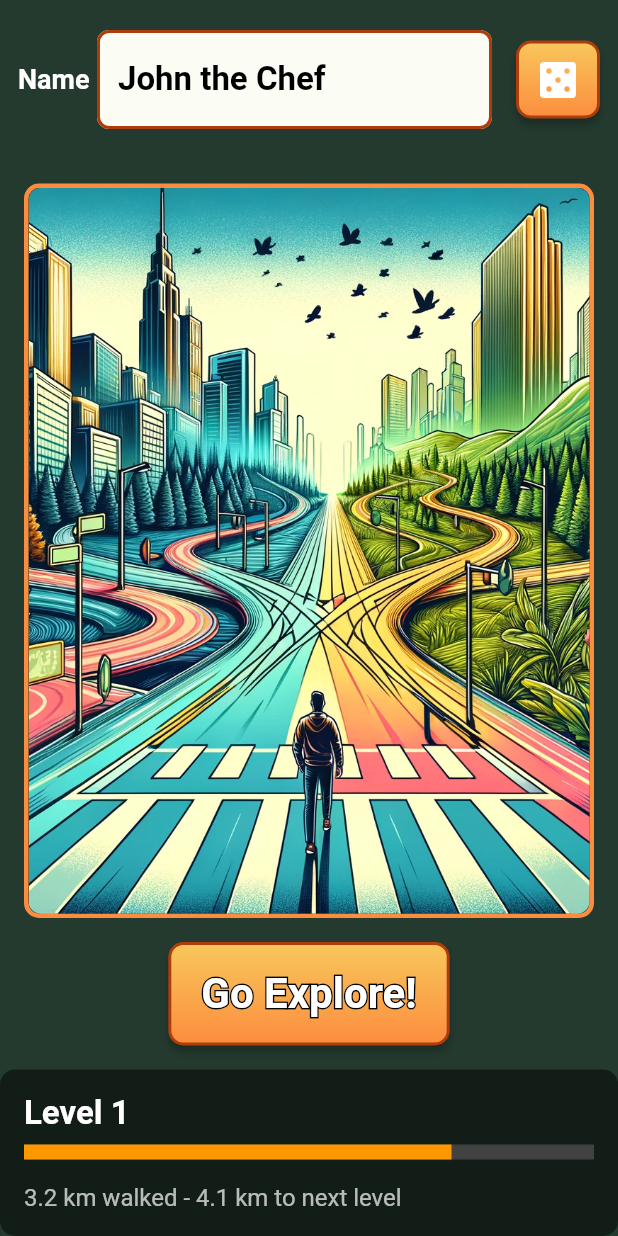
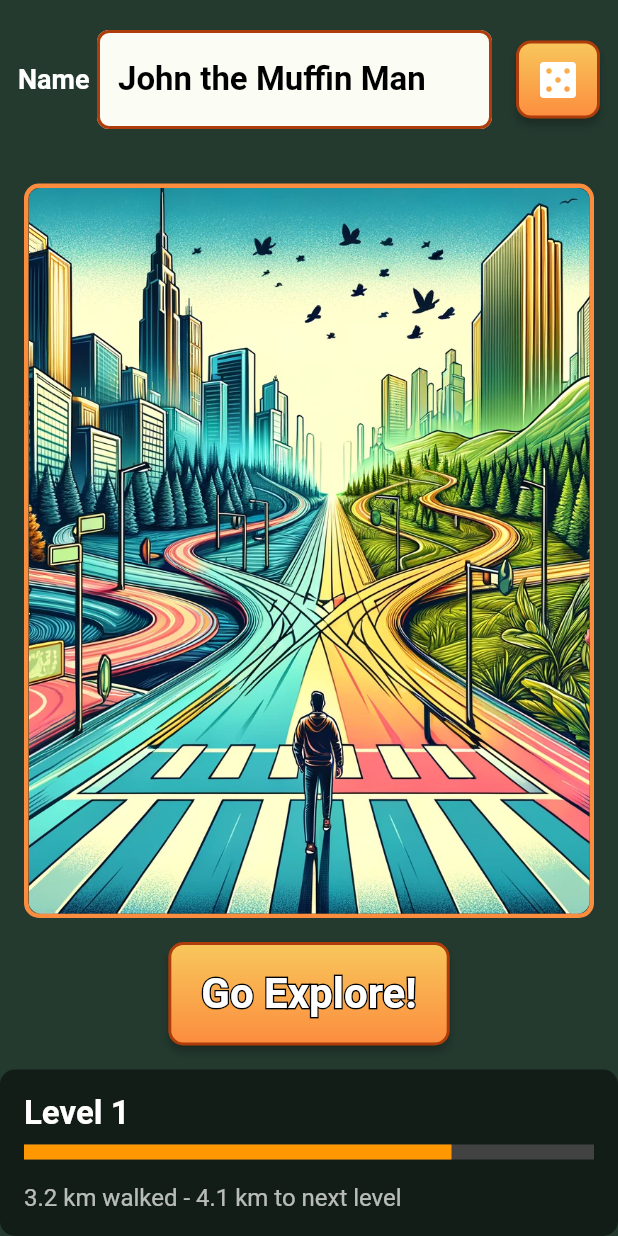
Before and after one commit to HealthyMindTech/walkie-talkie, a Flutter app: the HomePage screen opened by its route, on a phone screen of 412 x 824 dp. Run offline on Flutter 3.47's test engine with Material 2 defaults, Android fonts, the phone set to English and light mode, and no system bars; drawn by our look-alikes of stroke_text; our stand-ins replace flutter_map, geolocator, google_fonts, just_audio, latlong2, supabase_flutter and 2 more; accounts and stored records are empty.

Commit message:
Add muffin men

```diff
--- a/flutter/lib/screens/home_page.dart
+++ b/flutter/lib/screens/home_page.dart
@@ -12,7 +12,7 @@ class HomePage extends StatefulWidget {
 
 class _HomePageState extends State<HomePage> {
   final TextEditingController _nameController =
-      TextEditingController(text: 'John the Chef');
+      TextEditingController(text: 'John the Muffin Man');
   final TextEditingController _classController = TextEditingController();
   final TextEditingController _descriptionController = TextEditingController();
 
@@ -202,7 +202,7 @@ class CustomInput extends StatelessWidget {
                 filled: true,
                 fillColor: const Color(0xFFfbfcf4), // Field fill color
                 enabledBorder: OutlineInputBorder(
-                  borderSide: BorderSide(
+                  borderSide: const BorderSide(
                     color: Color(0xFFae3d0b), // Border color
                     width: 2,
                   ),
@@ -210,7 +210,7 @@ class CustomInput extends StatelessWidget {
                       BorderRadius.circular(8.0), // Field border radius
                 ),
                 focusedBorder: OutlineInputBorder(
-                  borderSide: BorderSide(
+                  borderSide: const BorderSide(
                     color: Color(0xFFae3d0b), // Focused border color
                     width: 2.0,
                   ),
@@ -221,9 +221,9 @@ class CustomInput extends StatelessWidget {
               maxLength: 20, // Limit characters to 20
             ),
           ),
-          SizedBox(width: 16), // Space between label and text field
+          const SizedBox(width: 16), // Space between label and text field
           CustomButton(
-              children: [Icon(Icons.casino, color: Colors.white, size: 32)],
+              children: const [Icon(Icons.casino, color: Colors.white, size: 32)],
               onPressed: () {
                 controller.text = getRandomNameProfession();
               })
@@ -281,6 +281,7 @@ List<String> realLifeProfessions = [
   'Architect',
   'Teacher',
   'Chef',
+  'Muffin Man',
   'Artist',
   'Nurse',
   'Farmer',
```
